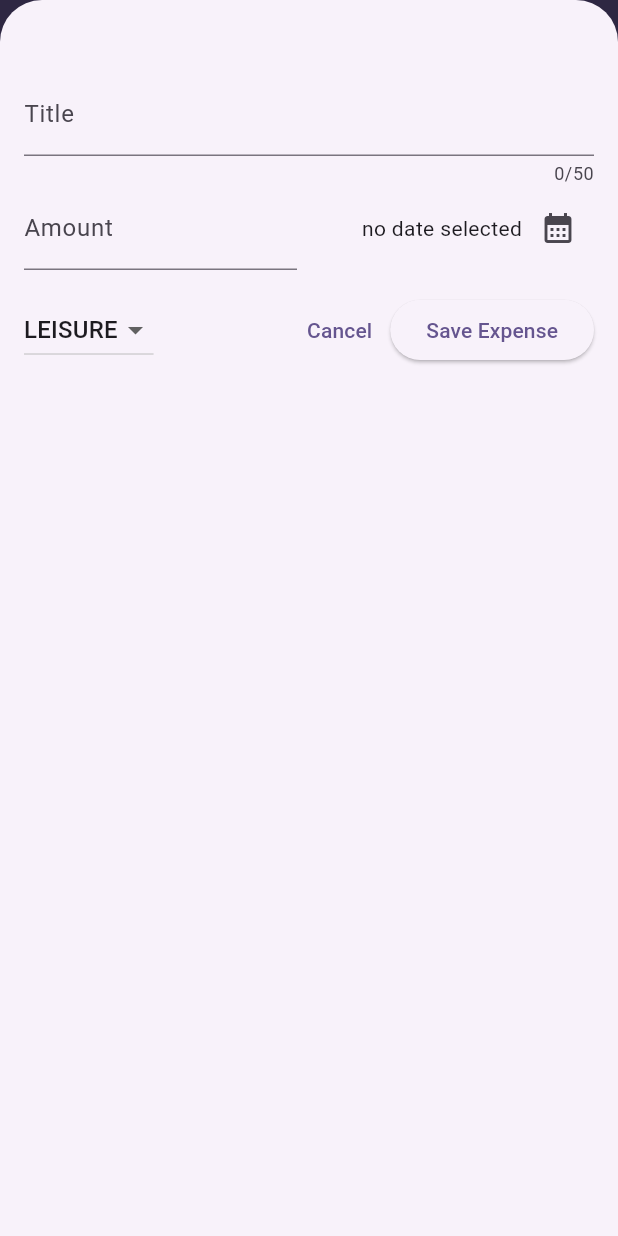
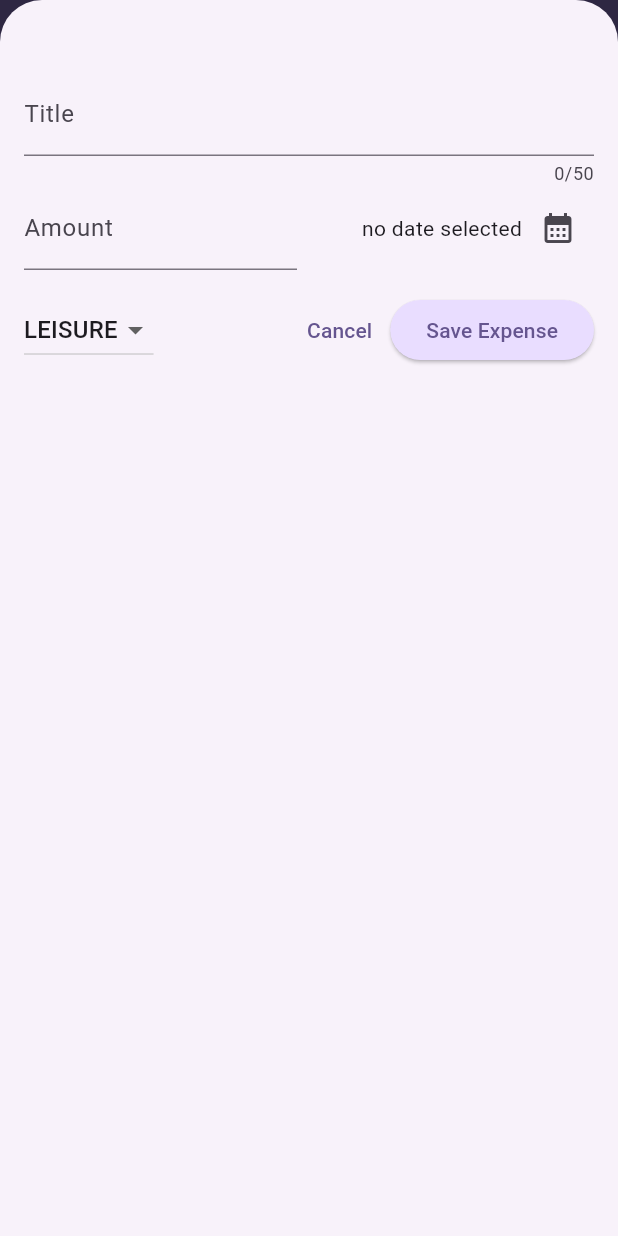
Before and after one commit to surajgond07/expense_tracker_flutter_app, a Flutter app: the screen it shows after launch, after a tap on the "add" icon, on a phone screen of 412 x 824 dp. Run offline on Flutter 3.47's test engine with Material 3 defaults, Android fonts, the phone set to English and light mode, and no system bars.

Commit message:
Created Dark Mode Theme

```diff
--- a/lib/main.dart
+++ b/lib/main.dart
@@ -5,8 +5,38 @@ var kColorScheme = ColorScheme.fromSeed(
   seedColor: const Color.fromARGB(255, 96, 59, 181),
 );
 
+// Creating Dark Mode Color Variable
+var kDarkColorScheme = ColorScheme.fromSeed(
+  brightness:
+      Brightness.dark, // tell flutter this bellow Color for Dark Brighter
+
+  seedColor: const Color.fromARGB(255, 5, 99, 125),
+);
+
 void main() {
   runApp(MaterialApp(
+    // Dark Mode Theme
+    darkTheme: ThemeData.dark().copyWith(
+      colorScheme: kDarkColorScheme,
+      cardTheme: CardTheme(
+        color: kDarkColorScheme.secondaryContainer,
+        margin: const EdgeInsets.symmetric(horizontal: 16, vertical: 8),
+      ),
+      elevatedButtonTheme: ElevatedButtonThemeData(
+        style: ElevatedButton.styleFrom(
+          backgroundColor: kDarkColorScheme.primaryContainer,
+          foregroundColor: kDarkColorScheme.onPrimaryContainer,
+        ),
+      ),
+      textTheme: TextTheme(
+          titleLarge: TextStyle(
+        fontWeight: FontWeight.bold,
+        color: kDarkColorScheme.onSecondaryContainer,
+        fontSize: 19,
+      )),
+    ),
+
+    // The Light Mode Theme
     theme: ThemeData(
       useMaterial3: true, // Enable Material 3 directly
       colorScheme: kColorScheme,
@@ -16,7 +46,25 @@ void main() {
         foregroundColor:
             kColorScheme.onPrimary, // Use color for the AppBar text/icons
       ),
+      // Apply for all the Card default setting
+      cardTheme: CardTheme(
+        color: kColorScheme.secondaryContainer,
+        margin: const EdgeInsets.symmetric(horizontal: 16, vertical: 8),
+      ),
+      // Apply for all the Elevated Button default setting
+      elevatedButtonTheme: ElevatedButtonThemeData(
+        style: ElevatedButton.styleFrom(
+          backgroundColor: kColorScheme.primaryContainer,
+        ),
+      ),
+      textTheme: TextTheme(
+          titleLarge: TextStyle(
+        fontWeight: FontWeight.bold,
+        color: kColorScheme.onSecondaryContainer,
+        fontSize: 19,
+      )),
     ),
+    // themeMode: ThemeMode.system,
     home: const Expenses(),
   ));
 }
--- a/lib/model/expense.dart
+++ b/lib/model/expense.dart
@@ -35,3 +35,20 @@ class Expense {
     return formatter.format(date);
   }
 }
+
+class ExpesnseBucket {
+  const ExpesnseBucket({required this.category, required this.expenses});
+  final Category category;
+  final List<Expense> expenses;
+
+  //  Using method to bring data
+  double get totalExpenses {
+    double sum = 0;
+    // Using for-in loop
+    for (final expense in expenses) {
+      sum += expense.amount; // sum = sum + expense.ampunt
+    }
+
+    return sum;
+  }
+}
--- a/lib/widget/expenses_list/expense_item.dart
+++ b/lib/widget/expenses_list/expense_item.dart
@@ -11,8 +11,12 @@ class ExpenseItem extends StatelessWidget {
       child: Padding(
         padding: const EdgeInsets.symmetric(horizontal: 20, vertical: 16),
         child: Column(
+          crossAxisAlignment: CrossAxisAlignment.start,
           children: [
-            Text(expense.title),
+            Text(
+              expense.title,
+              style: Theme.of(context).textTheme.titleLarge,
+            ),
             const SizedBox(
               height: 4,
             ),
--- a/lib/widget/expenses_list/expenses_list.dart
+++ b/lib/widget/expenses_list/expenses_list.dart
@@ -18,6 +18,13 @@ class ExpensesList extends StatelessWidget {
         // creating key for unique Cally identify the value to remove data from swipe
         key: ValueKey(expenses[index]),
         // onDismiss want function as value
+        background: Container(
+          color: Theme.of(context).colorScheme.error.withOpacity(0.75),
+          margin: EdgeInsets.symmetric(
+            // bring Card Theme margin here to apply
+            horizontal: Theme.of(context).cardTheme.margin!.horizontal,
+          ),
+        ),
         onDismissed: (direction) {
           onRemoveExpense(expenses[index]);
         },
```
